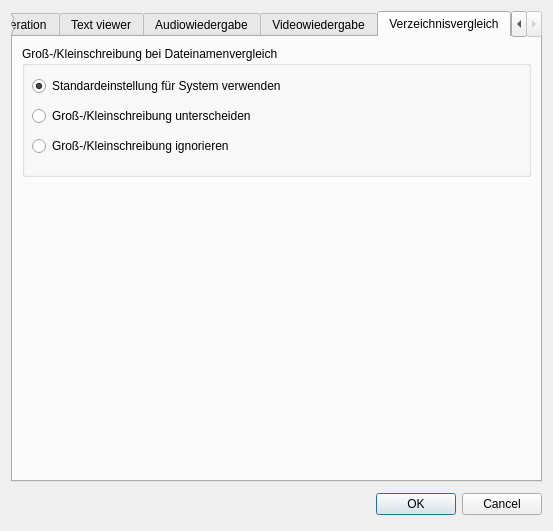
Before: the Qt Designer form settingsdialog.ui in striezel/qt-commander, drawn with Qt 5.
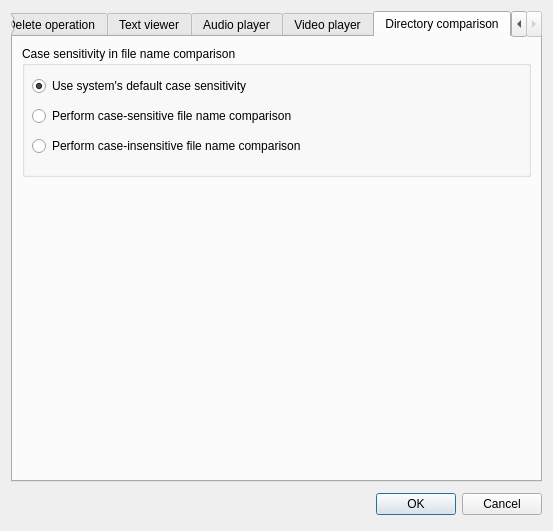
After: the same form once the commit is applied. The open tabs and pages were chosen to show the change. Icons and pictures are not drawn.

Commit message: improve translation of settings dialog

The edit to the form file:
```diff
--- a/settingsdialog.ui
+++ b/settingsdialog.ui
@@ -348,7 +348,7 @@
        <iconset theme="edit-delete"/>
       </attribute>
       <attribute name="title">
-       <string>Löschoperation</string>
+       <string>Delete operation</string>
       </attribute>
       <layout class="QGridLayout" name="gridLayoutTabDeleteOperation">
        <item row="0" column="0">
@@ -604,7 +604,7 @@
        <iconset theme="audio-volume-medium"/>
       </attribute>
       <attribute name="title">
-       <string>Audiowiedergabe</string>
+       <string>Audio player</string>
       </attribute>
       <widget class="QCheckBox" name="cbAutoPlayAudio">
        <property name="geometry">
@@ -719,7 +719,7 @@
        <iconset theme="applications-multimedia"/>
       </attribute>
       <attribute name="title">
-       <string>Videowiedergabe</string>
+       <string>Video player</string>
       </attribute>
       <widget class="QCheckBox" name="cbAutoPlayVideo">
        <property name="geometry">
@@ -834,7 +834,7 @@
        <iconset theme="folder"/>
       </attribute>
       <attribute name="title">
-       <string>Verzeichnisvergleich</string>
+       <string>Directory comparison</string>
       </attribute>
       <layout class="QGridLayout" name="gridLayoutTabDirectoryCompare">
        <item row="0" column="0">
@@ -846,7 +846,7 @@
           </size>
          </property>
          <property name="title">
-          <string>Groß-/Kleinschreibung bei Dateinamenvergleich</string>
+          <string>Case sensitivity in file name comparison</string>
          </property>
          <widget class="QRadioButton" name="rbSystemDefaultCaseSensitivity">
           <property name="geometry">
@@ -864,7 +864,7 @@
            </size>
           </property>
           <property name="text">
-           <string>Standardeinstellung für System verwenden</string>
+           <string>Use system's default case sensitivity</string>
           </property>
           <property name="checked">
            <bool>true</bool>
@@ -886,7 +886,7 @@
            </size>
           </property>
           <property name="text">
-           <string>Groß-/Kleinschreibung unterscheiden</string>
+           <string>Perform case-sensitive file name comparison</string>
           </property>
          </widget>
          <widget class="QRadioButton" name="rbCaseInsensitiveCompare">
@@ -905,7 +905,7 @@
            </size>
           </property>
           <property name="text">
-           <string>Groß-/Kleinschreibung ignorieren</string>
+           <string>Perform case-insensitive file name comparison</string>
           </property>
          </widget>
         </widget>
```
Left out of the diff: 20 changed lines with no effect on the pictures. The commit also changes 2 other files.
